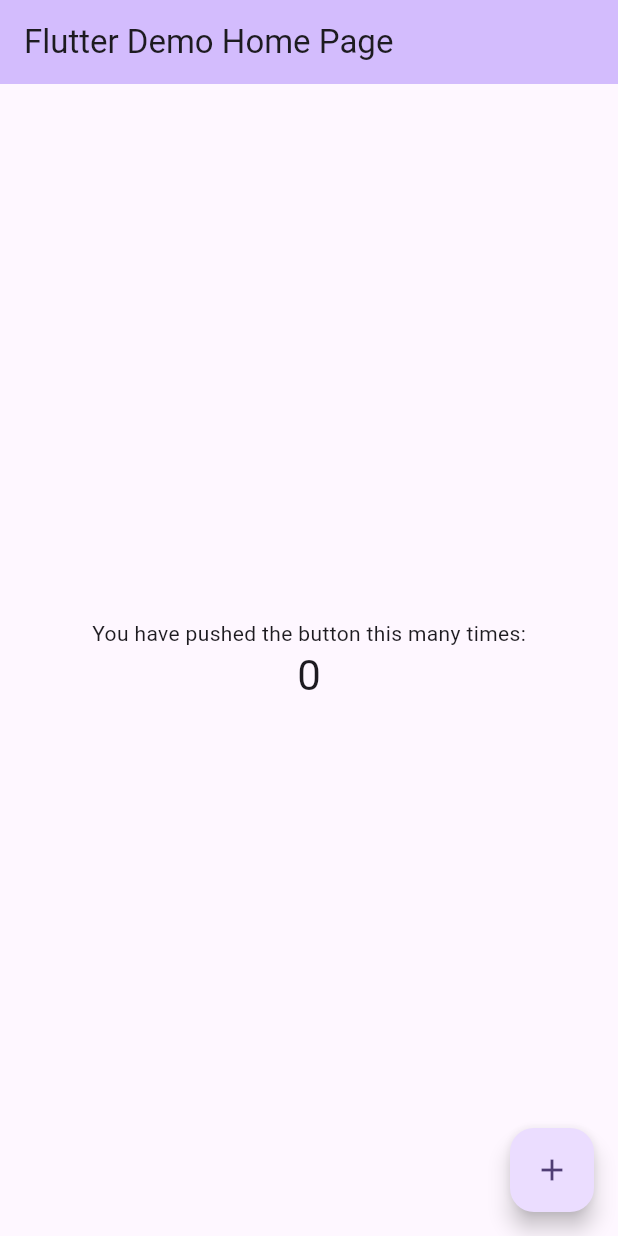
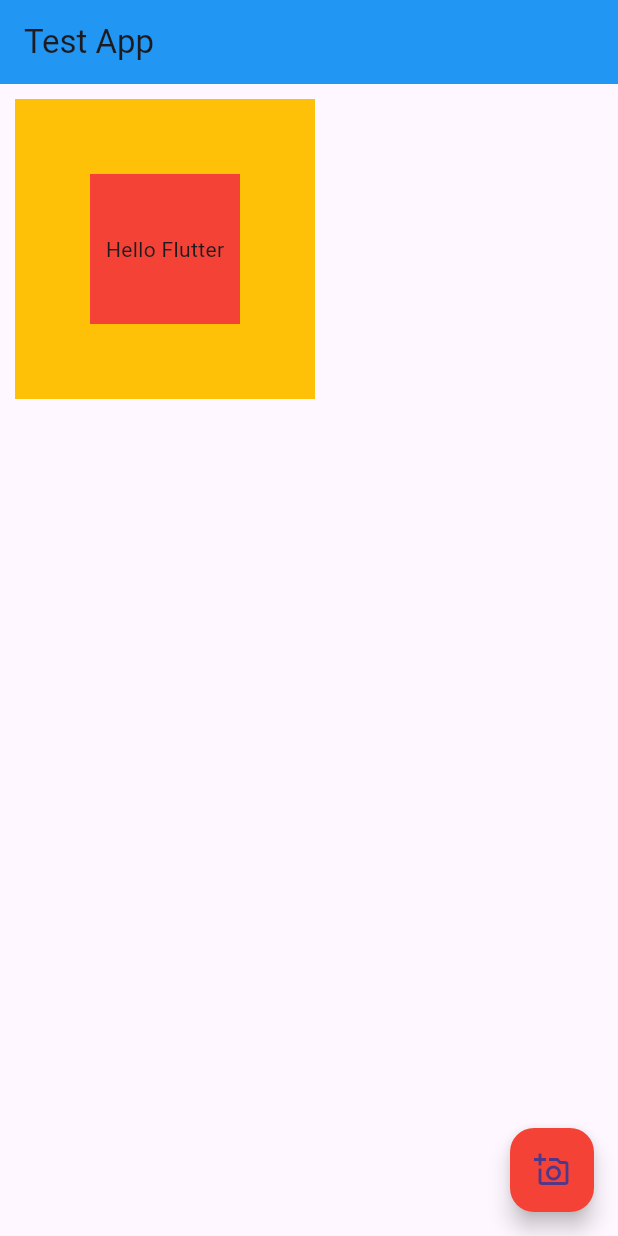
Before and after one commit to brkgncr/Flutter-Test, a Flutter app: the screen it shows after launch, on a phone screen of 412 x 824 dp. Run offline on Flutter 3.47's test engine with Material 3 defaults, Android fonts, the phone set to English and light mode, and no system bars.

Commit message:
Examples 1

```diff
--- a/lib/main.dart
+++ b/lib/main.dart
@@ -1,122 +1,48 @@
 import 'package:flutter/material.dart';
 
-void main() {
-  runApp(const MyApp());
+void main(List<String> args) {
+
+  runApp(TestApp());
 }
 
-class MyApp extends StatelessWidget {
-  const MyApp({super.key});
+class TestApp extends StatelessWidget{
+  const TestApp({super.key});
 
-  // This widget is the root of your application.
   @override
   Widget build(BuildContext context) {
     return MaterialApp(
-      title: 'Flutter Demo',
-      theme: ThemeData(
-        // This is the theme of your application.
-        //
-        // TRY THIS: Try running your application with "flutter run". You'll see
-        // the application has a purple toolbar. Then, without quitting the app,
-        // try changing the seedColor in the colorScheme below to Colors.green
-        // and then invoke "hot reload" (save your changes or press the "hot
-        // reload" button in a Flutter-supported IDE, or press "r" if you used
-        // the command line to start the app).
-        //
-        // Notice that the counter didn't reset back to zero; the application
-        // state is not lost during the reload. To reset the state, use hot
-        // restart instead.
-        //
-        // This works for code too, not just values: Most code changes can be
-        // tested with just a hot reload.
-        colorScheme: ColorScheme.fromSeed(seedColor: Colors.deepPurple),
-      ),
-      home: const MyHomePage(title: 'Flutter Demo Home Page'),
+
+      home: Scaffold(
+
+        appBar: AppBar(
+          backgroundColor: Colors.blue,
+          title: const Text("Test App"),
+        ),
+
+        body: Container(
+          color: Colors.amber,
+          height: 200,
+          width: 200,
+          margin: EdgeInsets.symmetric(horizontal: 10,vertical: 10),
+          padding: EdgeInsets.all(8),
+          alignment: Alignment.center,
+          child: Container(
+          alignment: Alignment.center,
+          width: 100,
+          height: 100,
+          color: Colors.red,
+          child: const Text("Hello Flutter"),),
+        ),
+
+        floatingActionButton: FloatingActionButton(
+          onPressed: () {
+          debugPrint("Click Button!");},
+        backgroundColor: Colors.red,
+        child: const Icon(Icons.add_a_photo_outlined),
+        ),
+
+      )
+
     );
   }
 }
-
-class MyHomePage extends StatefulWidget {
-  const MyHomePage({super.key, required this.title});
-
-  // This widget is the home page of your application. It is stateful, meaning
-  // that it has a State object (defined below) that contains fields that affect
-  // how it looks.
-
-  // This class is the configuration for the state. It holds the values (in this
-  // case the title) provided by the parent (in this case the App widget) and
-  // used by the build method of the State. Fields in a Widget subclass are
-  // always marked "final".
-
-  final String title;
-
-  @override
-  State<MyHomePage> createState() => _MyHomePageState();
-}
-
-class _MyHomePageState extends State<MyHomePage> {
-  int _counter = 0;
-
-  void _incrementCounter() {
-    setState(() {
-      // This call to setState tells the Flutter framework that something has
-      // changed in this State, which causes it to rerun the build method below
-      // so that the display can reflect the updated values. If we changed
-      // _counter without calling setState(), then the build method would not be
-      // called again, and so nothing would appear to happen.
-      _counter++;
-    });
-  }
-
-  @override
-  Widget build(BuildContext context) {
-    // This method is rerun every time setState is called, for instance as done
-    // by the _incrementCounter method above.
-    //
-    // The Flutter framework has been optimized to make rerunning build methods
-    // fast, so that you can just rebuild anything that needs updating rather
-    // than having to individually change instances of widgets.
-    return Scaffold(
-      appBar: AppBar(
-        // TRY THIS: Try changing the color here to a specific color (to
-        // Colors.amber, perhaps?) and trigger a hot reload to see the AppBar
-        // change color while the other colors stay the same.
-        backgroundColor: Theme.of(context).colorScheme.inversePrimary,
-        // Here we take the value from the MyHomePage object that was created by
-        // the App.build method, and use it to set our appbar title.
-        title: Text(widget.title),
-      ),
-      body: Center(
-        // Center is a layout widget. It takes a single child and positions it
-        // in the middle of the parent.
-        child: Column(
-          // Column is also a layout widget. It takes a list of children and
-          // arranges them vertically. By default, it sizes itself to fit its
-          // children horizontally, and tries to be as tall as its parent.
-          //
-          // Column has various properties to control how it sizes itself and
-          // how it positions its children. Here we use mainAxisAlignment to
-          // center the children vertically; the main axis here is the vertical
-          // axis because Columns are vertical (the cross axis would be
-          // horizontal).
-          //
-          // TRY THIS: Invoke "debug painting" (choose the "Toggle Debug Paint"
-          // action in the IDE, or press "p" in the console), to see the
-          // wireframe for each widget.
-          mainAxisAlignment: MainAxisAlignment.center,
-          children: <Widget>[
-            const Text('You have pushed the button this many times:'),
-            Text(
-              '$_counter',
-              style: Theme.of(context).textTheme.headlineMedium,
-            ),
-          ],
-        ),
-      ),
-      floatingActionButton: FloatingActionButton(
-        onPressed: _incrementCounter,
-        tooltip: 'Increment',
-        child: const Icon(Icons.add),
-      ), // This trailing comma makes auto-formatting nicer for build methods.
-    );
-  }
-}
```
